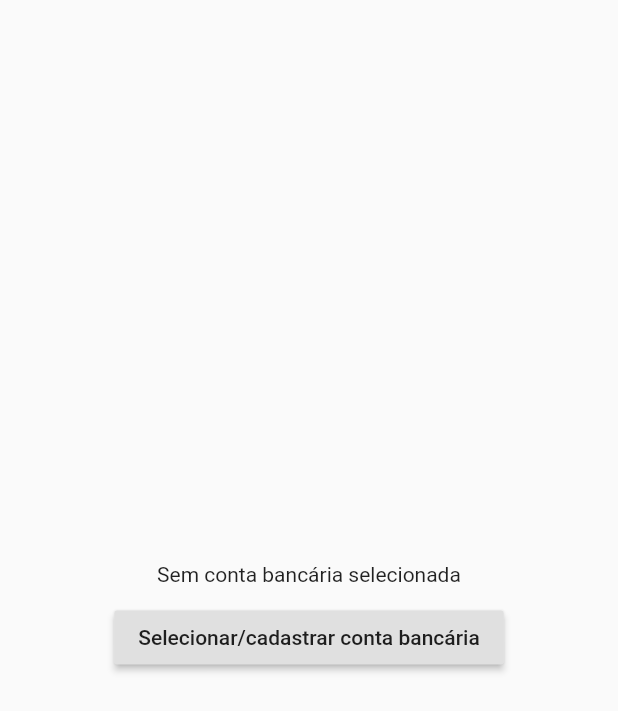
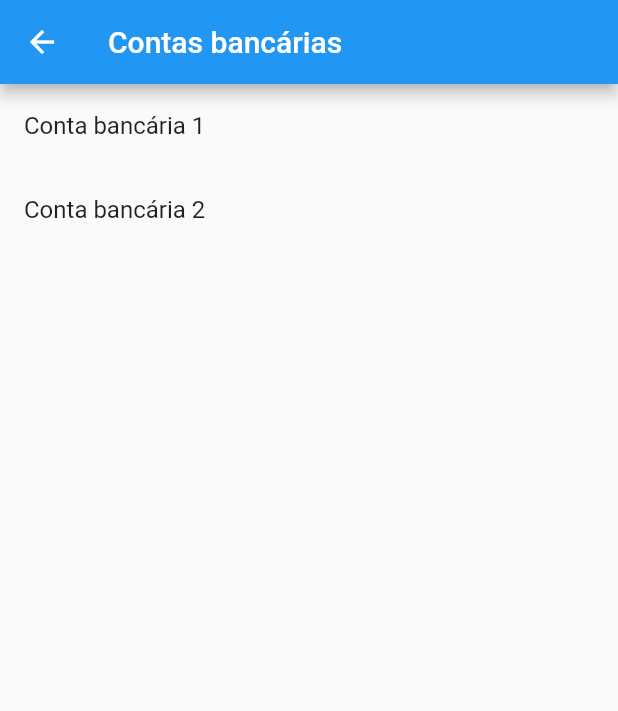
Before and after one commit to drianoaz/flutter-estudos, a Flutter app: the screen it shows after launch, after a tap on "Selecionar/cadastrar conta bancária", on a phone screen of 412 x 824 dp. Shown: the top 711 px of the screen. Run offline on Flutter 3.47's test engine with Material 2 defaults, Android fonts, the phone set to English and light mode, and no system bars; our stand-ins replace cloud_firestore, firebase_auth, firebase_storage, google_sign_in, image_picker, share and 2 more; accounts and stored records are empty.

Commit message:
chore: add select bank account

```diff
--- a/projects/poc_gerenciamento_de_estados/lib/home_page.dart
+++ b/projects/poc_gerenciamento_de_estados/lib/home_page.dart
@@ -1,4 +1,5 @@
 import 'package:flutter/material.dart';
+import 'package:poc_gerenciamento_de_estados/select_bank_account.dart';
 
 
 class HomePage extends StatefulWidget {
@@ -9,13 +10,26 @@ class HomePage extends StatefulWidget {
 class _HomePageState extends State<HomePage> {
   String bankAccount;
 
-  Future<void> addBankAccount() {
+  Future<void> addBankAccount() async {
+    String data = await Navigator.of(context).push(MaterialPageRoute(
+      builder: (context) {
+        return SelectBankAccount();
+      }
+    ));
 
+    if(data != null) {
+      setState(() {
+        bankAccount = data;
+      });
+    }
   }
 
   @override
   Widget build(BuildContext context) {
     return Scaffold(
+      appBar: AppBar(
+        title: Text("Home"),
+      ),
       body: Container(
         alignment: Alignment.center,
         child: Column(
--- /dev/null
+++ b/projects/poc_gerenciamento_de_estados/lib/select_bank_account.dart
@@ -0,0 +1,28 @@
+import 'package:flutter/material.dart';
+
+class SelectBankAccount extends StatefulWidget {
+  @override
+  _SelectBankAccountState createState() => _SelectBankAccountState();
+}
+
+class _SelectBankAccountState extends State<SelectBankAccount> {
+
+  List<String> bankAccounts = ["Conta bancária 1", "Conta bancária 2"];
+
+  @override
+  Widget build(BuildContext context) {
+    return Scaffold(
+      appBar: AppBar(
+        title: Text("Contas bancárias"),
+      ),
+      body: ListView.builder(
+        itemCount: bankAccounts.length,
+          itemBuilder: (context, index) {
+            return ListTile(title: Text(bankAccounts[index]), onTap: () {
+              Navigator.of(context).pop(bankAccounts[index]);
+            },);
+          }
+      ),
+    );
+  }
+}
```
